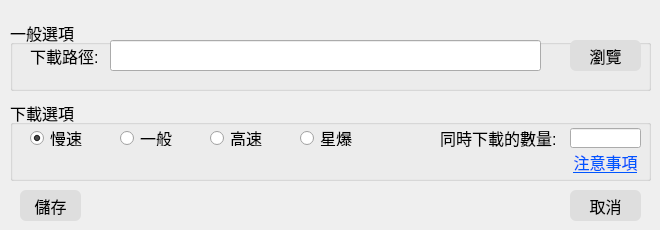
Old version of the form UI/config.ui in the repository hgalytoby/MyselfAnimeDownloader.
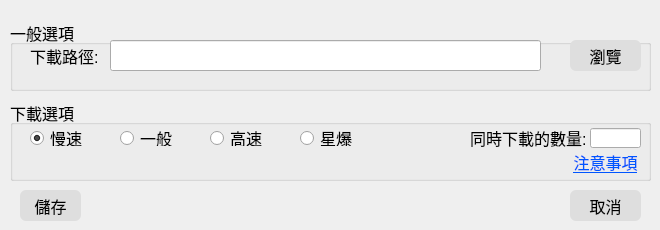
New version of the form.

The edit to the form file:
```diff
--- a/UI/config.ui
+++ b/UI/config.ui
@@ -280,7 +280,7 @@
    <widget class="QLabel" name="simultaneous_download_label">
     <property name="geometry">
      <rect>
-      <x>430</x>
+      <x>460</x>
       <y>27</y>
       <width>131</width>
       <height>21</height>
@@ -301,9 +301,9 @@
    <widget class="QLineEdit" name="simultaneous_download_lineEdit">
     <property name="geometry">
      <rect>
-      <x>560</x>
+      <x>580</x>
       <y>28</y>
-      <width>71</width>
+      <width>51</width>
       <height>20</height>
      </rect>
     </property>
@@ -315,6 +315,12 @@
     <property name="toolTip">
      <string>輸入數字</string>
     </property>
+    <property name="text">
+     <string/>
+    </property>
+    <property name="alignment">
+     <set>Qt::AlignCenter</set>
+    </property>
    </widget>
    <widget class="QPushButton" name="note_pushButton">
     <property name="geometry">
```
